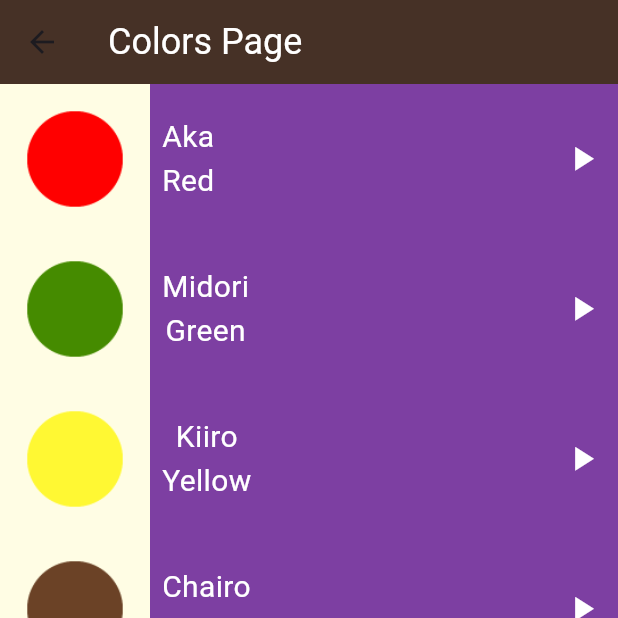
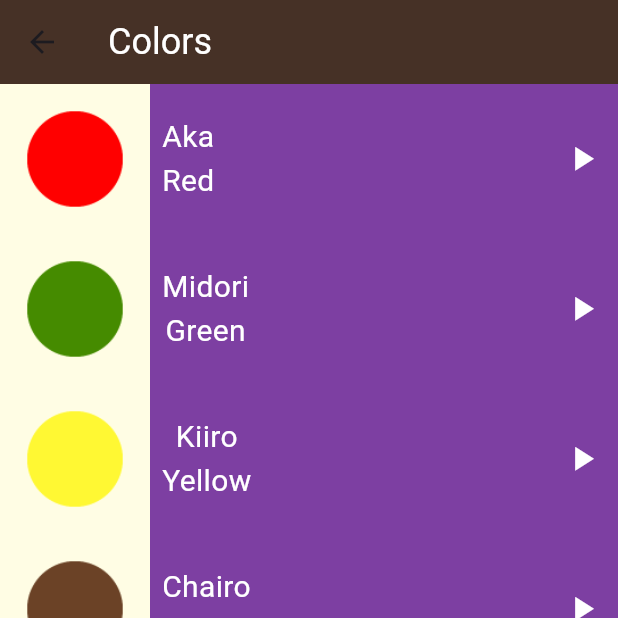
Before and after one commit to Maramallah/Japanese-app, a Flutter app: the ColorsPage screen opened directly, on a phone screen of 412 x 824 dp, the top half of it. Run offline on Flutter 3.47's test engine with Material 3 defaults, Android fonts, the phone set to English and light mode, and no system bars; our stand-ins replace audioplayers.

Commit message:
sounds solved

```diff
--- a/lib/screens/Colors.dart
+++ b/lib/screens/Colors.dart
@@ -9,32 +9,32 @@ class ColorsPage extends StatelessWidget {
         enname: 'Red',
         image: 'assets/images/colors/color_red.png',
         jpname: 'Aka',
-        sound: 'assets/sounds/colors/red.wav'),
+        sound: 'sounds/colors/red.wav'),
     Model(
         enname: 'Green',
         image: 'assets/images/colors/color_green.png',
         jpname: 'Midori',
-        sound: 'assets/sounds/colors/green.wav'),
+        sound: 'sounds/colors/green.wav'),
     Model(
         enname: 'Yellow',
         image: 'assets/images/colors/yellow.png',
         jpname: 'Kiiro',
-        sound: 'assets/sounds/colors/yellow.wav'),
+        sound: 'sounds/colors/yellow.wav'),
     Model(
         enname: 'Brown',
         image: 'assets/images/colors/color_brown.png',
         jpname: 'Chairo',
-        sound: 'assets/sounds/colors/brown.wav'),
+        sound: 'sounds/colors/brown.wav'),
     Model(
         enname: 'White',
         image: 'assets/images/colors/color_white.png',
         jpname: 'Shiro',
-        sound: 'assets/sounds/colors/white.wav'),
+        sound: 'sounds/colors/white.wav'),
     Model(
         enname: 'Black',
         image: 'assets/images/colors/color_black.png',
         jpname: 'Kuro',
-        sound: 'assets/sounds/colors/black.wav'),
+        sound: 'sounds/colors/black.wav'),
   ];
 
 
@@ -44,7 +44,7 @@ class ColorsPage extends StatelessWidget {
       appBar: AppBar(
         backgroundColor: const Color(0xff463126),
         title: const Text(
-          'Colors Page',
+          'Colors',
           style: TextStyle(color: Colors.white, fontSize: 24),
         ),
       ),
```
Also changed, not shown: lib/screens/Familymemberspage.dart (+11 -11 lines), lib/screens/Phrases.dart (+8 -8 lines), pubspec.yaml (+8 -3 lines).
